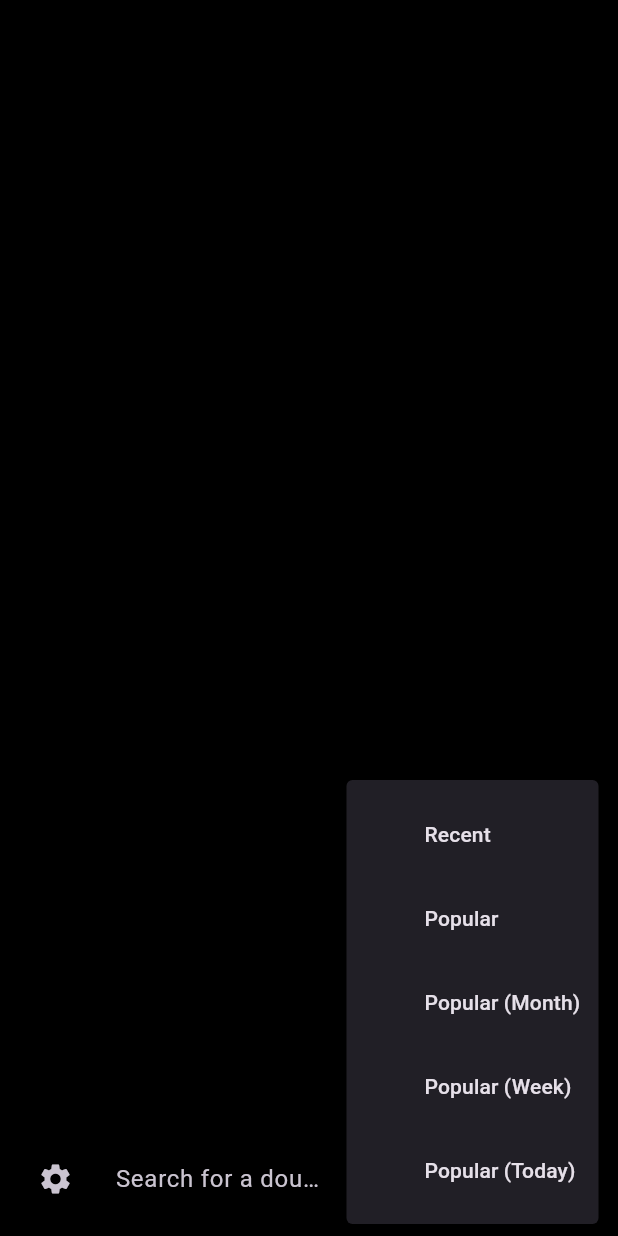
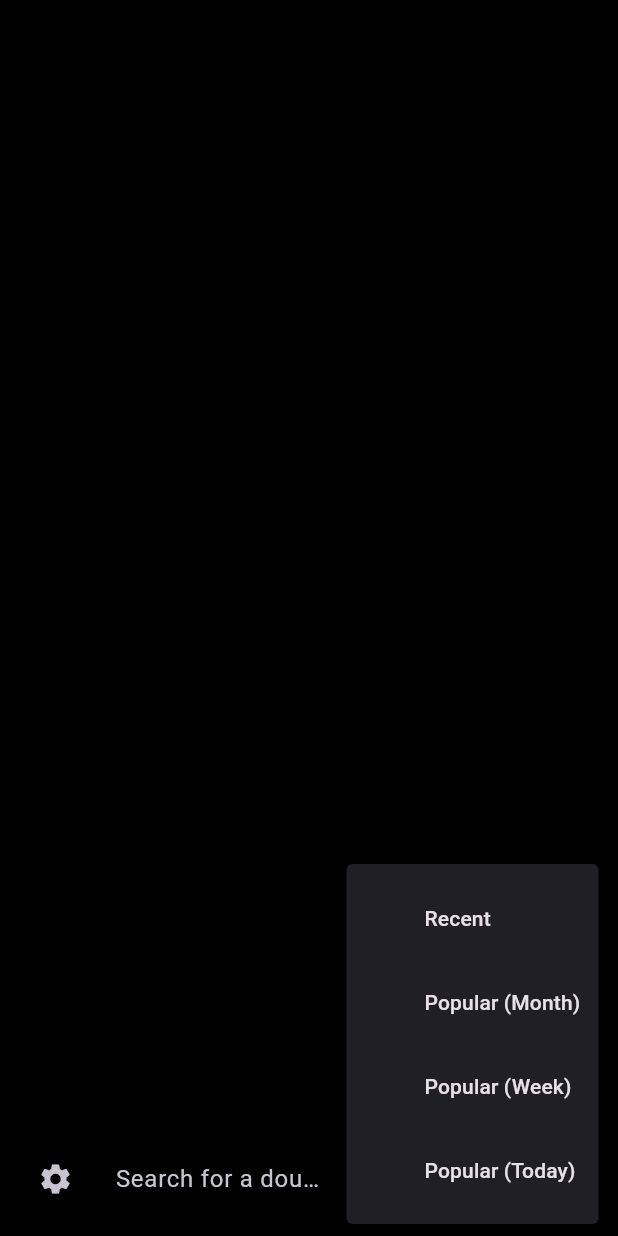
Before and after one commit to WeebNetsu/nclientv3, a Flutter app: the BottomSearchBarWidget widget shown alone on an empty page, opened directly with empty values, item 5 of the bottom bar chosen, on a phone screen of 412 x 824 dp. Run offline on Flutter 3.47's test engine with Material 3 defaults, Android fonts, the phone set to English and light mode, and no system bars; our stand-ins replace file_picker, flutter_keyboard_visibility, focused_menu, lazy_load_scrollview, random_string, share_plus and 1 more; missing offline and left inert: image_size_getter, nhentai, observe_internet_connectivity, webview_cookie_manager, widget_visibility_detector, wolt_modal_sheet; statements that could not run were skipped.

Commit message:
Temporary fix for popular sort breaking app

```diff
--- a/lib/views/browse/browse_view.dart
+++ b/lib/views/browse/browse_view.dart
@@ -6,6 +6,7 @@ import 'package:nclientv3/models/models.dart';
 import 'package:nclientv3/utils/utils.dart';
 import 'package:nclientv3/widgets/widgets.dart';
 import 'package:nhentai/before_request_add_cookies.dart';
+import 'package:nhentai/data_model.dart';
 import 'package:nhentai/nhentai.dart' as nh;
 import 'package:observe_internet_connectivity/observe_internet_connectivity.dart';
 
@@ -89,7 +90,8 @@ class _BrowseViewState extends State<BrowseView> {
       // get 1 page of the most recent books
       searchedBooks = await _api.searchSinglePage(
         searchQuery,
-        sort: _userPreferences.sort,
+        // temporary fix to fix popular causing does not exist error
+        sort: _userPreferences.sort == SearchSort.popular ? SearchSort.popularMonth : _userPreferences.sort,
         page: _currentPage,
       );
 
--- a/lib/views/search/search_view.dart
+++ b/lib/views/search/search_view.dart
@@ -79,7 +79,8 @@ class _SearchViewState extends State<SearchView> {
 
       final nh.Search searchRes = await (api ?? _api)!.searchSinglePage(
         generateSearchQueryString(text, _userPreferences, searchTag: _tag),
-        sort: _userPreferences.sort,
+        // temp fix since .popular causes a does not exist error
+        sort: _userPreferences.sort == nh.SearchSort.popular ? nh.SearchSort.popularMonth : _userPreferences.sort,
         page: _currentPage,
       );
 
--- a/lib/widgets/bottom_search_bar_widget.dart
+++ b/lib/widgets/bottom_search_bar_widget.dart
@@ -143,10 +143,10 @@ class _BottomSearchBarWidget extends State<BottomSearchBarWidget> {
                         title: "Recent",
                         value: _userPreferences.sort == nh.SearchSort.recent,
                       ),
-                      PopupMenuItemModel(
-                        title: "Popular",
-                        value: _userPreferences.sort == nh.SearchSort.popular,
-                      ),
+                      //   PopupMenuItemModel(
+                      //     title: "Popular",
+                      //     value: _userPreferences.sort == nh.SearchSort.popular,
+                      //   ),
                       PopupMenuItemModel(
                         title: "Popular (Month)",
                         value: _userPreferences.sort == nh.SearchSort.popularMonth,
@@ -174,9 +174,10 @@ class _BottomSearchBarWidget extends State<BottomSearchBarWidget> {
 
                       if (selectedItem.title == "Recent") {
                         _userPreferences.sort = nh.SearchSort.recent;
-                      } else if (selectedItem.title == "Popular") {
+                      } /* else if (selectedItem.title == "Popular") {
                         _userPreferences.sort = nh.SearchSort.popular;
-                      } else if (selectedItem.title == "Popular (Month)") {
+                      } */
+                      else if (selectedItem.title == "Popular (Month)") {
                         _userPreferences.sort = nh.SearchSort.popularMonth;
                       } else if (selectedItem.title == "Popular (Week)") {
                         _userPreferences.sort = nh.SearchSort.popularWeek;
--- a/pubspec.yaml
+++ b/pubspec.yaml
@@ -4,7 +4,7 @@ description: New and improved nHentai browsing app!
 # pub.dev using `flutter pub publish`. This is preferred for private packages.
 publish_to: "none" # Remove this line if you wish to publish to pub.dev
 
-version: 0.8.8+0
+version: 0.8.9+0
 
 environment:
   sdk: ">=3.0.5 <4.0.0"
```
Also changed, not shown: pubspec.lock.
